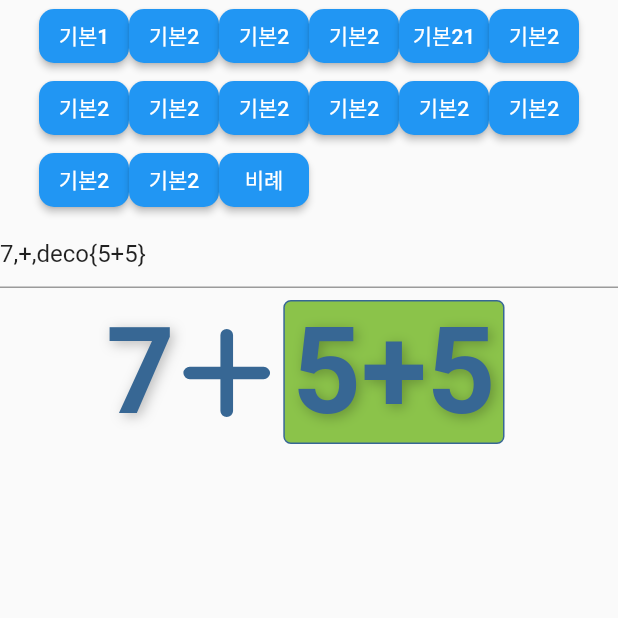
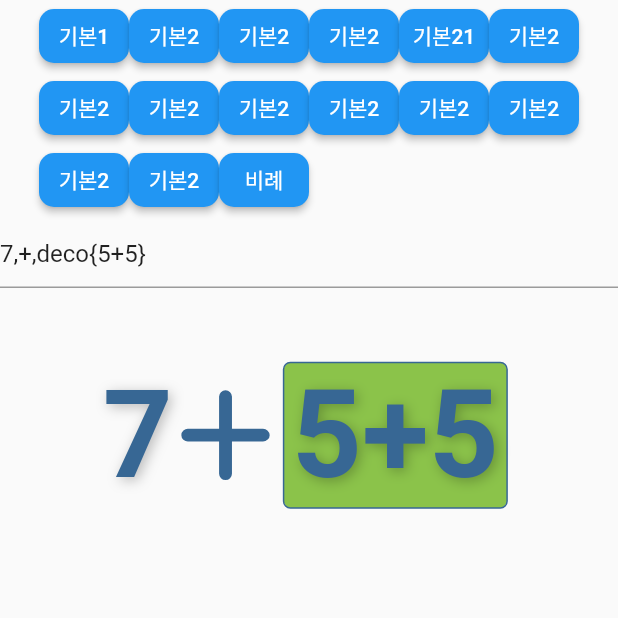
Before and after one commit to dalrise/laudyou_quiz, a Flutter app: the screen it shows after launch, on a phone screen of 412 x 824 dp, the top half of it. Run offline on Flutter 3.47's test engine with Material 2 defaults, Android fonts, the phone set to English and light mode, and no system bars; our stand-ins replace font_awesome_flutter, plugin_platform_interface; missing offline and left inert: dart:html.

Commit message:
fix: 기본 폰트 변경에 따른 설정
Mulish 폰트는 숫자에 넣으면 짜부되어 보여서 Roboto 로 고정

```diff
--- a/lib/src/dimensions.dart
+++ b/lib/src/dimensions.dart
@@ -21,6 +21,7 @@ class Dimensions {
   late double font24;
   late double font27;
   late double font30;
+  late double font45;
   late double font50;
   late double font90;
 
@@ -34,6 +35,7 @@ class Dimensions {
     font24 = screenWidth / 16.66;
     font27 = screenWidth / 14.81;
     font30 = screenWidth / 13.33;
+    font45 = screenWidth / 8.88;
     font50 = screenWidth / 8.0;
     font90 = screenWidth / 4.44;
   }
--- a/lib/src/math/components/digit_text.dart
+++ b/lib/src/math/components/digit_text.dart
@@ -22,6 +22,7 @@ class DigitText extends StatelessWidget {
 
   TextStyle _textStyle(double fontSize, {double letterSpacing = 0}) {
     return TextStyle(
+      fontFamily: "Roboto",
       fontSize: fontSize,
       fontWeight: FontWeight.w600,
       color: _color,
--- a/lib/src/math/quiz_math_basic.dart
+++ b/lib/src/math/quiz_math_basic.dart
@@ -1,11 +1,10 @@
 import 'package:flutter/cupertino.dart';
 import 'package:flutter/material.dart';
-import 'package:laudyou_quiz/laudyou_quiz.dart';
+import 'dart:math';
 
 import '../dimensions.dart';
 import 'components/digit_text.dart';
 import './components/display_oper.dart';
-import 'dart:math';
 
 class QuizMathBasic extends StatelessWidget {
   final String expression;
@@ -33,6 +32,7 @@ class QuizMathBasic extends StatelessWidget {
     // print(Dimensions(context).font20);
 
     double _fontSize = fontSize ?? _fontSizeByLine(arr, context);
+    //_fontSize += Dimensions(context).font14;
     //fontSize = 12;
     //print('fontSize:${_fontSize}');
     // fontSize = fontSize / (calcWidth / 20);
@@ -44,11 +44,12 @@ class QuizMathBasic extends StatelessWidget {
       //width: MediaQuery.of(context).size.width,
       //constraints: BoxConstraints.expand(height: 100.0),
       //color: Colors.greenAccent,
-      //padding: EdgeInsets.only(top: MediaQuery.of(context).size.height / 20),
+      padding: EdgeInsets.only(
+          top: fontSize == null ? MediaQuery.of(context).size.height / 20 : 0),
       child: Column(
         //mainAxisSize: MainAxisSize.max,
-        //crossAxisAlignment: CrossAxisAlignment.center,
-        // mainAxisAlignment: MainAxisAlignment.center,
+        crossAxisAlignment: CrossAxisAlignment.center,
+        mainAxisAlignment: MainAxisAlignment.start,
         children: List.generate(
           arr.length,
           (index) {
@@ -156,16 +157,6 @@ class QuizMathBasic extends StatelessWidget {
       RegExp regexp = RegExp(r'{(.*?)}');
       String? str = regexp.firstMatch(text)?[1];
       return _makeSquare(str, fontSize);
-      // return Container(
-      //   width: fontSize + 15,
-      //   height: fontSize + 15,
-      //   margin: EdgeInsets.only(bottom: fontSize / 10),
-      //   decoration: BoxDecoration(
-      //     border: Border.all(color: _color, width: 2),
-      //     borderRadius: BorderRadius.circular(10),
-      //   ),
-      //   child: Center(child: DigitText(str ?? "", fontSize: fontSize)),
-      // );
     } else if (text.startsWith("blank")) {
       RegExp regexp = RegExp(r'{(.*?)}');
       double number = fontSize;
@@ -286,36 +277,36 @@ class QuizMathBasic extends StatelessWidget {
     //double fontSize = 100 - (itemSizeMax * 7.5) + 20;
     //print('itemSizeMax:$itemSizeMax');
     // 아직 규칙을 잡을 수 없어서 하나씩 확인
-    double fontSize = 25;
+    double fontSize = Dimensions(context).font24; //25;
 
     if (itemSizeMax >= 19) {
-      fontSize = 25;
+      fontSize = Dimensions(context).font24;
     } else if (itemSizeMax >= 17) {
-      fontSize = 26;
+      fontSize = Dimensions(context).font24 + 2;
     } else if (itemSizeMax >= 16) {
-      fontSize = 28;
+      fontSize = Dimensions(context).font27;
     } else if (itemSizeMax >= 15) {
-      fontSize = 32;
+      fontSize = Dimensions(context).font30 + 2; //32;
     } else if (itemSizeMax >= 14) {
-      fontSize = 27;
+      fontSize = Dimensions(context).font30; //27;
     } else if (itemSizeMax >= 13) {
-      fontSize = 30;
+      fontSize = Dimensions(context).font30; //30;
     } else if (itemSizeMax >= 12) {
-      fontSize = 45;
+      fontSize = Dimensions(context).font45; //45;
     } else if (itemSizeMax >= 11) {
-      fontSize = 48;
+      fontSize = Dimensions(context).font45 + 3; //48;
     } else if (itemSizeMax >= 10) {
-      fontSize = 50;
+      fontSize = Dimensions(context).font50; //50;
     } else if (itemSizeMax >= 9) {
-      fontSize = 50;
+      fontSize = Dimensions(context).font50; //50;
     } else if (itemSizeMax >= 8) {
-      fontSize = 60;
+      fontSize = Dimensions(context).font50 + 10; //60;
     } else if (itemSizeMax >= 7) {
-      fontSize = 70;
+      fontSize = Dimensions(context).font50 + 20; //70;
     } else if (itemSizeMax >= 5) {
-      fontSize = 80;
+      fontSize = Dimensions(context).font50 + 30; //80;
     } else if (itemSizeMax >= 4) {
-      fontSize = 110;
+      fontSize = Dimensions(context).font90 + 20; // 110;
     }
 
     //print('itemSizeMax:${itemSizeMax}, fontSize:$fontSize');
--- a/lib/src/ocr/draw_ocr_widget.dart
+++ b/lib/src/ocr/draw_ocr_widget.dart
@@ -17,7 +17,7 @@ class DrawOcrWidget extends StatefulWidget {
       required this.close,
       this.width = 200,
       this.height = 200,
-      this.backgroundColor = AppColors.praiseCdColor,
+      this.backgroundColor = Colors.white,
       this.strokeWidth = 5.0,
       required this.points,
       this.ocrIndex = 1})
@@ -104,6 +104,10 @@ class _DrawOcrWidget extends State<DrawOcrWidget> {
     return Container(
       width: widget.width,
       height: widget.height,
+      decoration: BoxDecoration(
+        color: widget.backgroundColor,
+        borderRadius: BorderRadius.circular(8),
+      ),
       child: Stack(
         children: [
           Builder(
```
